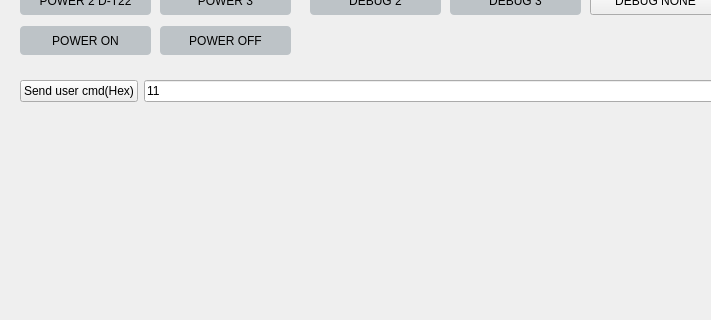
Qt form switch_board.ui (15682532888/Switch_Board_qt) before a commit; both pictures show x 0 to 711 and y 124 to 444 of the 1093 by 733 pixel window.
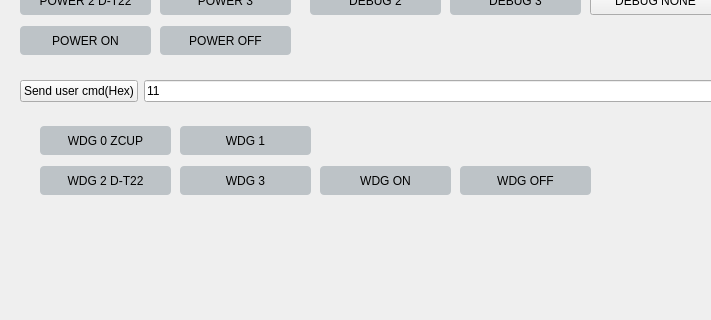
The same form after that commit.

```diff
--- a/switch_board.ui
+++ b/switch_board.ui
@@ -345,6 +345,102 @@
      </rect>
     </property>
    </widget>
+   <widget class="QPushButton" name="pushButton_WDG_3">
+    <property name="geometry">
+     <rect>
+      <x>180</x>
+      <y>290</y>
+      <width>131</width>
+      <height>29</height>
+     </rect>
+    </property>
+    <property name="styleSheet">
+     <string notr="true">background-color: #BDC3C7; color: black; border-radius: 4px;</string>
+    </property>
+    <property name="text">
+     <string>WDG 3</string>
+    </property>
+   </widget>
+   <widget class="QPushButton" name="pushButton_WDG_2">
+    <property name="geometry">
+     <rect>
+      <x>40</x>
+      <y>290</y>
+      <width>131</width>
+      <height>29</height>
+     </rect>
+    </property>
+    <property name="styleSheet">
+     <string notr="true">background-color: #BDC3C7; color: black; border-radius: 4px;</string>
+    </property>
+    <property name="text">
+     <string>WDG 2 D-T22</string>
+    </property>
+   </widget>
+   <widget class="QPushButton" name="pushButton_WDG_0">
+    <property name="geometry">
+     <rect>
+      <x>40</x>
+      <y>250</y>
+      <width>131</width>
+      <height>29</height>
+     </rect>
+    </property>
+    <property name="styleSheet">
+     <string notr="true">background-color: #BDC3C7; color: black; border-radius: 4px;</string>
+    </property>
+    <property name="text">
+     <string>WDG 0 ZCUP</string>
+    </property>
+   </widget>
+   <widget class="QPushButton" name="pushButton_WDG_1">
+    <property name="geometry">
+     <rect>
+      <x>180</x>
+      <y>250</y>
+      <width>131</width>
+      <height>29</height>
+     </rect>
+    </property>
+    <property name="styleSheet">
+     <string notr="true">background-color: #BDC3C7; color: black; border-radius: 4px;</string>
+    </property>
+    <property name="text">
+     <string>WDG 1</string>
+    </property>
+   </widget>
+   <widget class="QPushButton" name="pushButton_WDG_ON">
+    <property name="geometry">
+     <rect>
+      <x>320</x>
+      <y>290</y>
+      <width>131</width>
+      <height>29</height>
+     </rect>
+    </property>
+    <property name="styleSheet">
+     <string notr="true">background-color: #BDC3C7; color: black; border-radius: 4px;</string>
+    </property>
+    <property name="text">
+     <string>WDG ON</string>
+    </property>
+   </widget>
+   <widget class="QPushButton" name="pushButton_WDG_OFF">
+    <property name="geometry">
+     <rect>
+      <x>460</x>
+      <y>290</y>
+      <width>131</width>
+      <height>29</height>
+     </rect>
+    </property>
+    <property name="styleSheet">
+     <string notr="true">background-color: #BDC3C7; color: black; border-radius: 4px;</string>
+    </property>
+    <property name="text">
+     <string>WDG OFF</string>
+    </property>
+   </widget>
   </widget>
   <widget class="QMenuBar" name="menubar">
    <property name="geometry">
```
Left out of the diff: 2 changed lines with no effect on the pictures.
